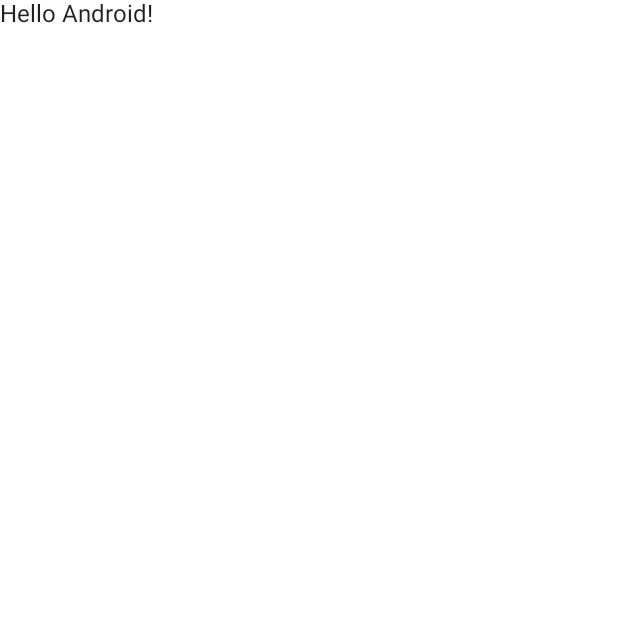
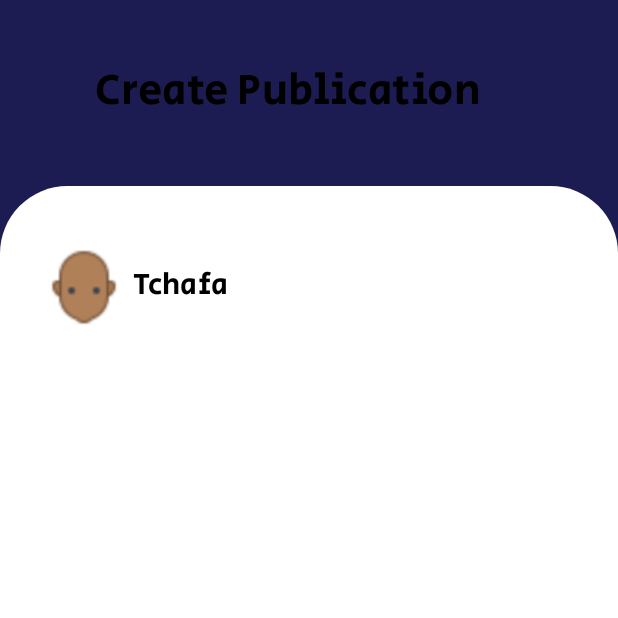
Before and after one commit to ledoux25/TCHAFA_KOTLIN, an Android app built with Jetpack Compose: the screen it shows after launch (MainActivity), on a phone screen of 412 x 824 dp, the top half of it. Before the commit the part shown is almost empty. Run offline under Robolectric (Android 15) with nearby library versions, the phone set to English and light mode, and no system bars.

Commit message:
Ajout de needDetails

```diff
--- a/app/src/main/java/com/example/tchafa/MainActivity.kt
+++ b/app/src/main/java/com/example/tchafa/MainActivity.kt
@@ -1,43 +1,35 @@
 package com.example.tchafa
 
+import android.annotation.SuppressLint
 import android.os.Bundle
 import androidx.activity.ComponentActivity
 import androidx.activity.compose.setContent
-import androidx.compose.foundation.layout.fillMaxSize
-import androidx.compose.material.MaterialTheme
-import androidx.compose.material.Surface
-import androidx.compose.material.Text
+import androidx.compose.foundation.Image
+import androidx.compose.foundation.background
+import androidx.compose.foundation.layout.*
+
+import androidx.compose.foundation.shape.RoundedCornerShape
+import androidx.compose.material.*
 import androidx.compose.runtime.Composable
+import androidx.compose.ui.Alignment
 import androidx.compose.ui.Modifier
-import androidx.compose.ui.tooling.preview.Preview
-import com.example.tchafa.ui.theme.TCHAFATheme
+import androidx.compose.ui.graphics.Color
+import androidx.compose.ui.res.fontResource
+import androidx.compose.ui.res.painterResource
+import androidx.compose.ui.text.font.FontWeight
+import androidx.compose.ui.unit.dp
+import androidx.compose.ui.unit.sp
+import com.example.tchafa.ui.theme.LightGreen
+import com.example.tchafa.ui.theme.SecularOne
+
 
 class MainActivity : ComponentActivity() {
     override fun onCreate(savedInstanceState: Bundle?) {
         super.onCreate(savedInstanceState)
         setContent {
-            TCHAFATheme {
-                // A surface container using the 'background' color from the theme
-                Surface(
-                    modifier = Modifier.fillMaxSize(),
-                    color = MaterialTheme.colors.background
-                ) {
-                    Greeting("Android")
-                }
-            }
+
+            NeedDetails()
+
         }
     }
 }
-
-@Composable
-fun Greeting(name: String) {
-    Text(text = "Hello $name!")
-}
-
-@Preview(showBackground = true)
-@Composable
-fun DefaultPreview() {
-    TCHAFATheme {
-        Greeting("Android")
-    }
-}
--- /dev/null
+++ b/app/src/main/java/com/example/tchafa/data.kt
@@ -0,0 +1 @@
+package com.example.tchafa
--- /dev/null
+++ b/app/src/main/java/com/example/tchafa/needDetails.kt
@@ -0,0 +1,202 @@
+package com.example.tchafa
+
+import android.annotation.SuppressLint
+import androidx.compose.foundation.Image
+import androidx.compose.foundation.background
+import androidx.compose.foundation.layout.*
+import androidx.compose.foundation.shape.RoundedCornerShape
+import androidx.compose.material.MaterialTheme
+import androidx.compose.material.Scaffold
+import androidx.compose.material.Text
+import androidx.compose.runtime.Composable
+import androidx.compose.ui.Alignment
+import androidx.compose.ui.Modifier
+import androidx.compose.ui.draw.clip
+import androidx.compose.ui.graphics.Color
+import androidx.compose.ui.res.painterResource
+import androidx.compose.ui.text.font.FontWeight
+import androidx.compose.ui.unit.dp
+import androidx.compose.ui.unit.sp
+import com.example.tchafa.ui.theme.Indigo
+import com.example.tchafa.ui.theme.LightGreen
+import com.example.tchafa.ui.theme.SecularOne
+
+
+@SuppressLint("UnusedMaterialScaffoldPaddingParameter")
+@Composable
+fun NeedDetails() {
+
+
+
+
+    Scaffold(
+        Modifier.fillMaxSize(),
+        backgroundColor = Indigo,
+    ) {
+        Text(
+            text = "Create Publication",
+            fontSize = 29.sp,
+            fontFamily = SecularOne,
+            fontWeight = FontWeight.Normal,
+            style = MaterialTheme.typography.h6,
+            modifier = Modifier.padding(63.dp,40.dp)
+        )
+
+        Box(
+            Modifier
+                .fillMaxWidth()
+                .padding(top = 124.dp)
+                .background(
+                    color = Color.White,
+                    shape = RoundedCornerShape(
+                        topStart = 45.dp,
+                        topEnd = 45.dp,
+                        bottomStart = 0.dp,
+                        bottomEnd = 0.dp
+                    ))
+                .size(420.dp, 720.dp)
+
+        ){
+            Column(Modifier.padding(16.dp))
+            {
+                Row(
+                    verticalAlignment = Alignment.CenterVertically,
+                    horizontalArrangement = Arrangement.SpaceBetween,
+                    modifier = Modifier
+                        .fillMaxWidth()
+
+                        .padding(10.dp, 20.dp)
+                ) {
+                    Image(
+                        painter = painterResource(R.drawable.ic_profil_pic),
+                        contentDescription = null,
+                        modifier = Modifier.size(60.dp)
+                    )
+
+                    Text(
+                        text = "Tchafa",
+                        fontSize = 20.sp,
+                        fontFamily = SecularOne,
+                        fontWeight = FontWeight.Normal,
+                        style = MaterialTheme.typography.h6,
+                        modifier = Modifier.padding(end = 200.dp)
+
+                    )
+
+                    Text(
+                        text = "Date",
+                        color = Color.White,
+                        style = MaterialTheme.typography.body2,
+                        modifier = Modifier.padding(top = 8.dp)
+                    )
+                }
+            }
+
+        }
+
+
+    }
+}
+
+
+
+/*@SuppressLint("UnusedMaterialScaffoldPaddingParameter")
+@Composable
+fun NeedDetails() {
+    Scaffold(
+        Modifier.fillMaxSize(),
+        backgroundColor = Color.Green,
+    ) {
+        Column(Modifier.fillMaxSize()) {
+            Text(
+                text = "Tchafa",
+                 fontSize = 24.sp,
+                 fontFamily = SecularOne,
+                 fontWeight = FontWeight.Normal,
+                 style = MaterialTheme.typography.h6
+                modifier = Modifier
+                    .fillMaxWidth()
+                    .padding(top = 24.dp)
+                    .wrapContentWidth(align = Alignment.CenterHorizontally)
+            )
+            Box(
+                modifier = Modifier
+                    .fillMaxWidth()
+                    .height(250.dp),
+                contentAlignment = Alignment.TopCenter
+            ) {
+                Box(
+                    modifier = Modifier
+                        .fillMaxWidth()
+                        .height(200.dp)
+                        .padding(top = 50.dp)
+                        .background(
+                            color = Color.White,
+                            shape = RoundedCornerShape(
+                                topStart = 16.dp,
+                                topEnd = 16.dp,
+                                bottomStart = 0.dp,
+                                bottomEnd = 0.dp
+                            )
+                        )
+                ) {
+                    Row(
+                        modifier = Modifier.fillMaxWidth()
+                    ) {
+                        Image(
+                            painter = painterResource(id = R.drawable.ic_pic_profile),
+                            contentDescription = "Profile Picture",
+                            modifier = Modifier
+                                .padding(start = 16.dp, top = 16.dp, bottom = 16.dp)
+                                .size(80.dp)
+                                .clip(RoundedCornerShape(16.dp))
+                        )
+                        Column(
+                            modifier = Modifier.padding(16.dp)
+                        ) {
+                            Text(
+                                text = "Nom d'utilisateur",
+                                fontSize = 20.sp,
+                                fontWeight = FontWeight.Bold
+                            )
+                            Text(
+                                text = "Date",
+                                fontSize = 16.sp,
+                                color = Color.Gray
+                            )
+                        }
+                    }
+                }
+            }
+            Row(
+                modifier = Modifier.fillMaxWidth()
+            ) {
+                Text(
+                    text = "Texte 1",
+                    modifier = Modifier
+                        .weight(1f)
+                        .padding(16.dp)
+                )
+                Text(
+                    text = "Texte 2",
+                    modifier = Modifier
+                        .weight(1f)
+                        .padding(16.dp)
+                )
+            }
+            Column(
+                modifier = Modifier.fillMaxWidth()
+            ) {
+                Text(
+                    text = "Texte 3",
+                    modifier = Modifier.padding(16.dp)
+                )
+                Text(
+                    text = "Bouton",
+                    color = Color.White,
+                    fontWeight = FontWeight.Bold
+                )
+            }
+        }
+    }
+}*/
--- a/app/src/main/java/com/example/tchafa/ui/theme/Color.kt
+++ b/app/src/main/java/com/example/tchafa/ui/theme/Color.kt
@@ -6,3 +6,7 @@ val Purple200 = Color(0xFFBB86FC)
 val Purple500 = Color(0xFF6200EE)
 val Purple700 = Color(0xFF3700B3)
 val Teal200 = Color(0xFF03DAC5)
+val Gray = Color(0xFFCBCBCB)
+val DarkGray = Color(0xFFACACAC)
+val LightGreen = Color(0xFFACDC9D)
+val Indigo = Color(0xFF1D1C52)
--- /dev/null
+++ b/app/src/main/java/com/example/tchafa/ui/theme/Consts.kt
@@ -0,0 +1 @@
+package com.example.tchafa.ui.theme
--- a/app/src/main/java/com/example/tchafa/ui/theme/Type.kt
+++ b/app/src/main/java/com/example/tchafa/ui/theme/Type.kt
@@ -1,17 +1,21 @@
 package com.example.tchafa.ui.theme
 
 import androidx.compose.material.Typography
+import androidx.compose.ui.res.fontResource
 import androidx.compose.ui.text.TextStyle
+import androidx.compose.ui.text.font.Font
 import androidx.compose.ui.text.font.FontFamily
 import androidx.compose.ui.text.font.FontWeight
 import androidx.compose.ui.unit.sp
+import com.example.tchafa.R
 
+val SecularOne = FontFamily(Font(R.font.secularone))
 // Set of Material typography styles to start with
 val Typography = Typography(
     body1 = TextStyle(
         fontFamily = FontFamily.Default,
         fontWeight = FontWeight.Normal,
-        fontSize = 16.sp
+        fontSize = 24.sp
     )
     /* Other default text styles to override
     button = TextStyle(
--- /dev/null
+++ b/app/src/main/res/drawable/ic_pic_profile.xml
@@ -0,0 +1,4 @@
+<?xml version="1.0" encoding="utf-8"?>
+<selector xmlns:android="http://schemas.android.com/apk/res/android">
+
+</selector>
--- a/app/src/main/res/values/colors.xml
+++ b/app/src/main/res/values/colors.xml
@@ -7,4 +7,6 @@
     <color name="teal_700">#FF018786</color>
     <color name="black">#FF000000</color>
     <color name="white">#FFFFFFFF</color>
+    <color name="LightGreen">#FFACDC9D</color>
+
 </resources>
```
Also changed, not shown: app/src/main/java/com/example/tchafa/Publication/Add_Publication.kt (added, +8 -0 lines), app/src/main/res/drawable/ic_profil_pic.png (added), app/src/main/res/font/secularone.ttf (added).
